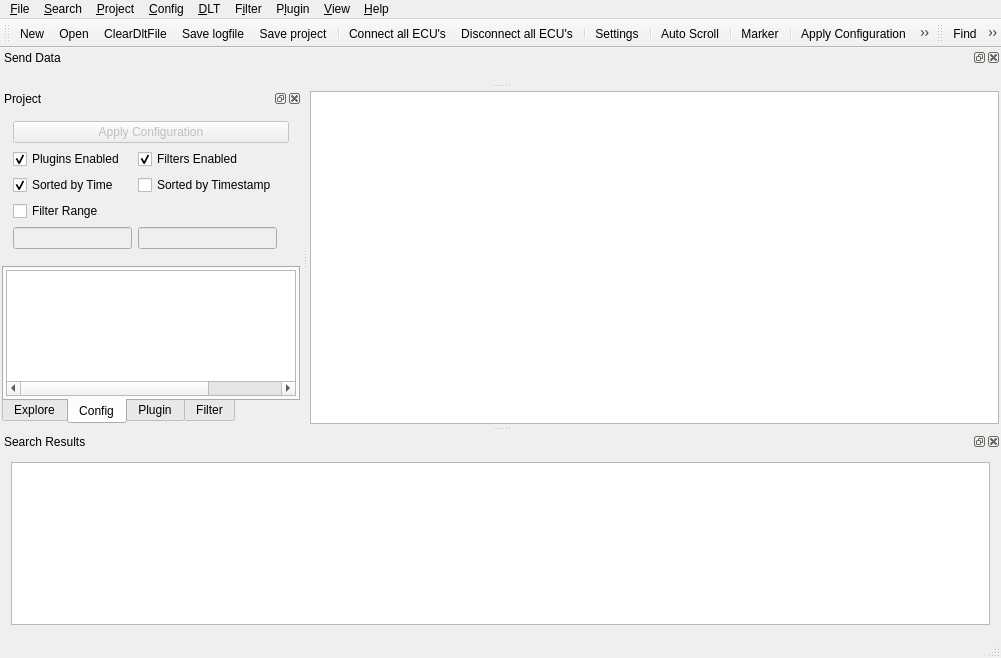
Before: the Qt Designer form src/mainwindow.ui in vietkynl99/dlt-viewer, drawn with Qt 5.
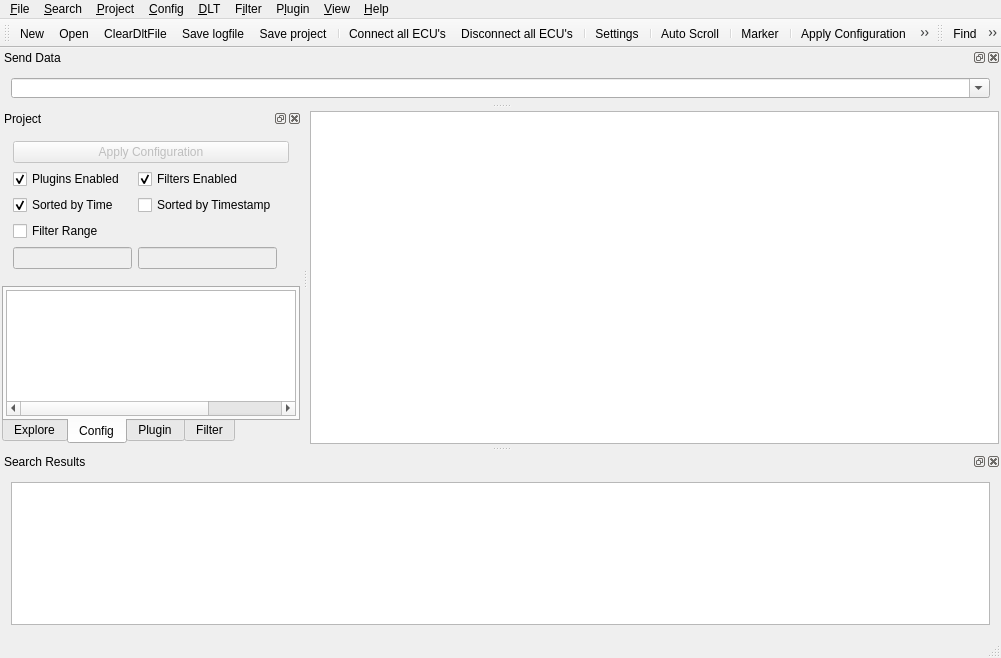
After: the same form once the commit is applied. Icons and pictures are not drawn. Custom widgets are drawn as their Qt base class.

Commit message: Change send data text box as QComboBox

Diff of the .ui file:
```diff
--- a/src/mainwindow.ui
+++ b/src/mainwindow.ui
@@ -883,6 +883,12 @@
    </widget>
   </widget>
   <widget class="QDockWidget" name="dockWidgetSendData">
+   <property name="minimumSize">
+    <size>
+     <width>129</width>
+     <height>55</height>
+    </size>
+   </property>
    <property name="windowTitle">
     <string>Send Data</string>
    </property>
@@ -904,7 +910,20 @@
     </property>
     <layout class="QHBoxLayout" name="horizontalLayout">
      <item>
-      <widget class="QLineEdit" name="lineEditSendData"/>
+      <widget class="QComboBox" name="sendDataComboBox">
+       <property name="minimumSize">
+        <size>
+         <width>0</width>
+         <height>20</height>
+        </size>
+       </property>
+       <property name="editable">
+        <bool>true</bool>
+       </property>
+       <property name="insertPolicy">
+        <enum>QComboBox::InsertAtTop</enum>
+       </property>
+      </widget>
      </item>
     </layout>
    </widget>
```
The commit also changes 2 other files.
